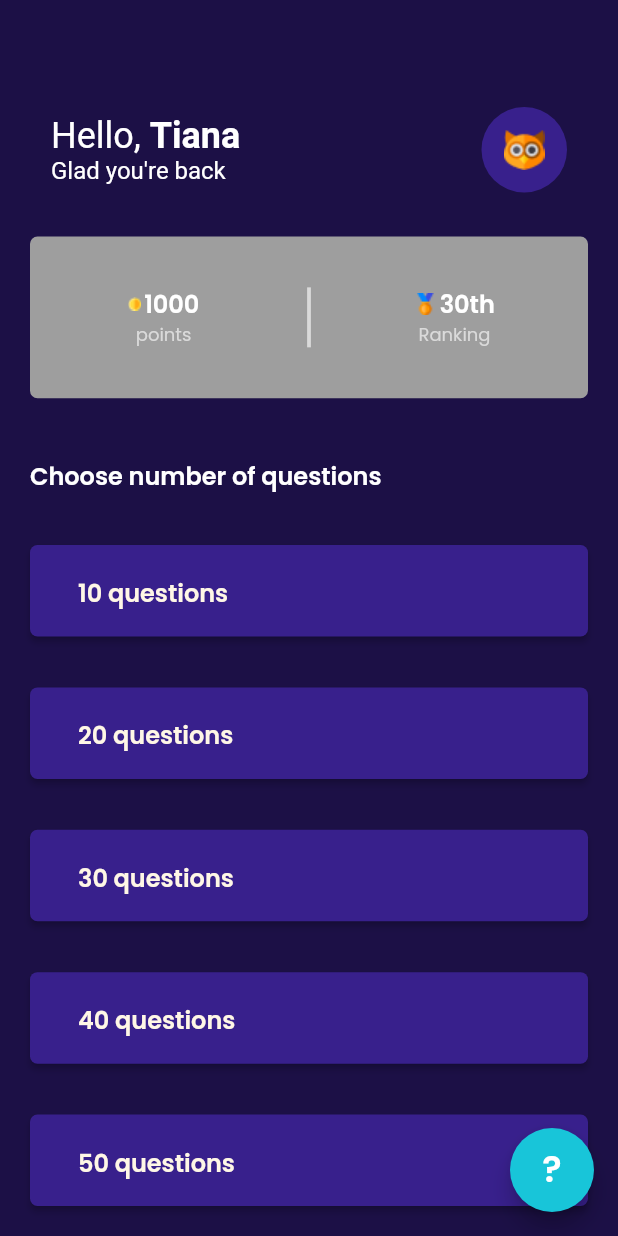
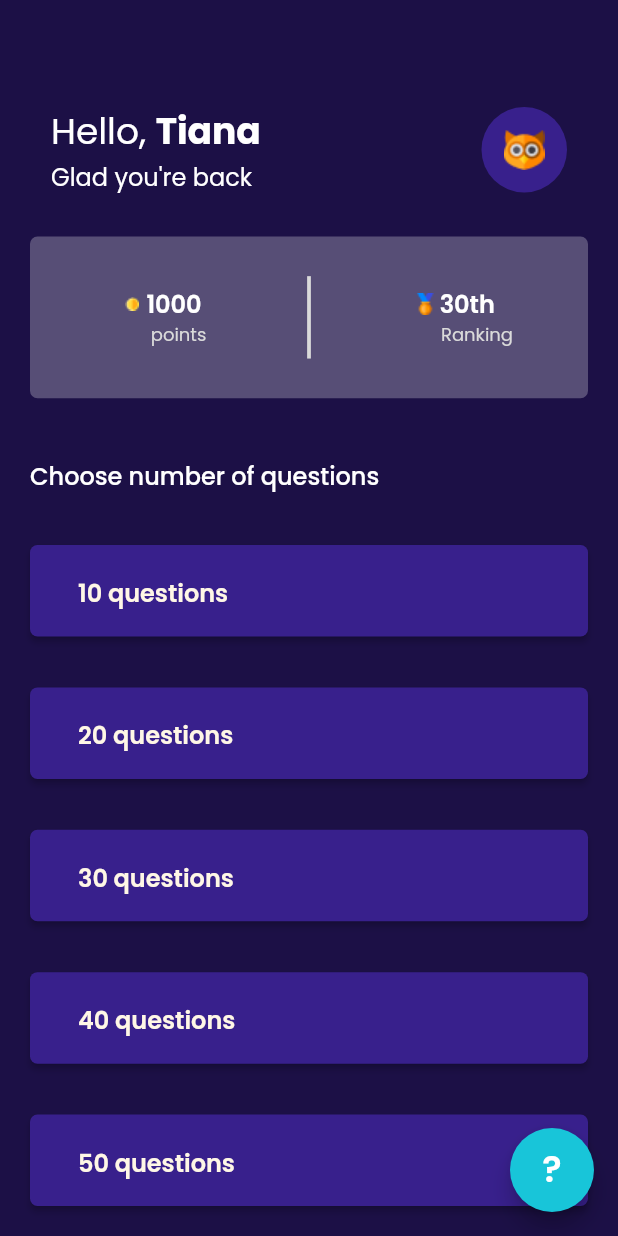
Before and after one commit to hngi/mobileforce-QuickThink, a Flutter app: the DashBoard screen opened directly, on a phone screen of 412 x 824 dp. Run offline on Flutter 3.47's test engine with Material 2 defaults, Android fonts, the phone set to English and light mode, and no system bars; our stand-ins replace flutter_icons, flutter_svg, google_fonts, image_picker, share.

Commit message:
fixed: dashboard screen

```diff
--- a/quick_think/lib/bottom_navigation_bar.dart
+++ b/quick_think/lib/bottom_navigation_bar.dart
@@ -1,6 +1,7 @@
 import 'package:flutter/material.dart';
 import 'package:flutter_svg/flutter_svg.dart';
 import 'package:google_fonts/google_fonts.dart';
+import 'package:quickthink/screens/dashboard.dart';
 import 'package:quickthink/screens/home.dart';
 import 'package:quickthink/views/settings_view.dart';
 import 'screens/leaderboard.dart';
@@ -20,7 +21,7 @@ class _BottomNavBarState extends State<BottomNavBar>
     with TickerProviderStateMixin {
   int _lastSelected = 0;
 //static String fname=name;
-  final widgetOptions = [Home(), LeaderBoard(), SettingsView()];
+  final widgetOptions = [DashBoard(), LeaderBoard(), SettingsView()];
 
   void _selectedTab(int index) {
     setState(() {
--- a/quick_think/lib/screens/dashboard.dart
+++ b/quick_think/lib/screens/dashboard.dart
@@ -1,8 +1,21 @@
 import 'package:flutter/material.dart';
+import 'package:google_fonts/google_fonts.dart';
+
+
+  TextStyle kTextStyle = GoogleFonts.poppins(
+    fontSize: 16.0,
+    fontStyle: FontStyle.normal,
+    color: Colors.white
+ );
 
 class DashBoard extends StatelessWidget {
+
+
   @override
   Widget build(BuildContext context) {
+
+
+
     return Scaffold(
       backgroundColor: Color(0xff1c1046),
       floatingActionButton: FloatingActionButton(
@@ -29,25 +42,23 @@ class DashBoard extends StatelessWidget {
                         text: TextSpan(children: [
                           TextSpan(
                               text: "Hello, ",
-                            style: TextStyle(
-                              fontSize: 24.0,
-                              color: Colors.white,
+                              style: kTextStyle.copyWith(
+                                fontSize: 24.0
                               )),
                           TextSpan(
                               text: "Tiana",
-                            style: TextStyle(
+                              style: kTextStyle.copyWith(
                                 fontSize: 24.0,
-                                color: Colors.white,
-
-                                fontWeight: FontWeight.bold)),
+                                fontWeight: FontWeight.bold
+                              )),
                           TextSpan(text: '\n'),
                           TextSpan(
                             text: "Glad you're back",
-                            style: TextStyle(
+                            style: GoogleFonts.poppins(
                               fontSize: 16.0,
-                              color: Colors.white,
-
-                            ),
+                              fontStyle: FontStyle.normal,
+                              color: Colors.white
+                            )
                           ),
                         ]
                         ),),
@@ -66,7 +77,7 @@ class DashBoard extends StatelessWidget {
                 flex: 1,
                 child: Container(
                   decoration: BoxDecoration(
-                    color: Colors.grey,
+                    color: Color(0xff574E76),
                     borderRadius: BorderRadius.circular(5.0),
                   ),
 
@@ -83,7 +94,7 @@ class DashBoard extends StatelessWidget {
                                 mainAxisAlignment: MainAxisAlignment.center,
                                 children: <Widget>[
                                   Image.asset("assets/images/Group 23.png"),
-                                  SizedBox(width: 2.0,),
+                                  SizedBox(width: 5.0,),
                                   Text("1000",
                                       style: TextStyle(
                                           fontSize: 16.0,
@@ -91,17 +102,20 @@ class DashBoard extends StatelessWidget {
                                           fontWeight: FontWeight.w600)),
                                 ],
                               ),
-                              Text("points",
+                              Container(
+                                padding: EdgeInsets.only(left: 20.0),
+                                child: Text("points",
                                     style: TextStyle(
                                       color: Color(0xffdadada),
                                       fontSize: 12,
                                     )),
+                              ),
                             ],
                           ),
                         ),
                       ),
                       Container(
-                        height: 40.0,
+                        height: MediaQuery.of(context).size.height /15.0,
                         child: VerticalDivider(
                           thickness: 2.5,
                           color: Color(0xffDADADA),
@@ -125,11 +139,14 @@ class DashBoard extends StatelessWidget {
                                             fontWeight: FontWeight.w600)),
                                   ],
                                 ),
-                                Text("Ranking",
+                                Container(
+                                  padding: EdgeInsets.only(left: 30.0),
+                                  child: Text("Ranking",
                                       style: TextStyle(
                                         color: Color(0xffdadada),
                                         fontSize: 12,
                                       )),
+                                ),
                               ],
                             ),
                           ))
@@ -147,10 +164,11 @@ class DashBoard extends StatelessWidget {
                   children: <Widget>[
                     Text(
                       "Choose number of questions",
-                      style: TextStyle(
+                      style: kTextStyle.copyWith(
                           color: Colors.white,
                           fontSize: 16.0,
-                          fontWeight: FontWeight.w600),
+                          fontWeight: FontWeight.w500
+                      )
                     ),
                     QuestionSelectionCard(
                       questionNum: 10,
@@ -193,10 +211,10 @@ class QuestionSelectionCard extends StatelessWidget {
           alignment: Alignment.centerLeft,
           child: Text(
             "$questionNum questions",
-            style: TextStyle(
-                fontSize: 16,
+            style: kTextStyle.copyWith(
+              color: Color(0xffFFF7E6),
               fontWeight: FontWeight.w600,
-                color: Color(0xfffff7e6)),
+            )
           )),
       onPressed: () {},
     );
```
Also changed, not shown: quick_think/pubspec.lock. Lines whose indentation alone changed are shown as unchanged.
